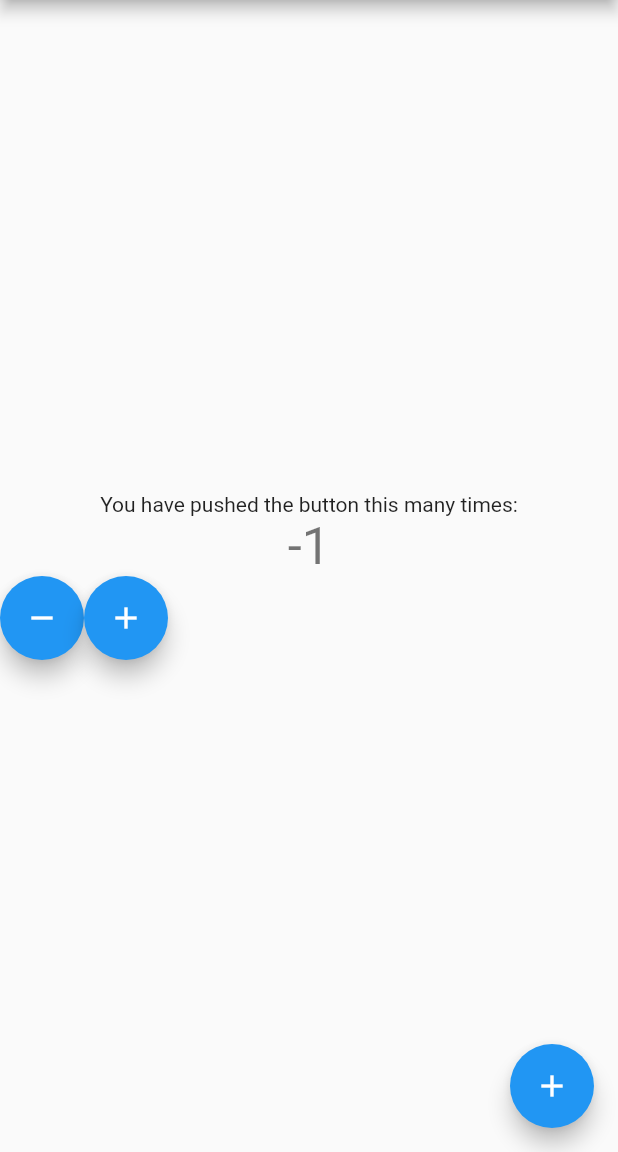
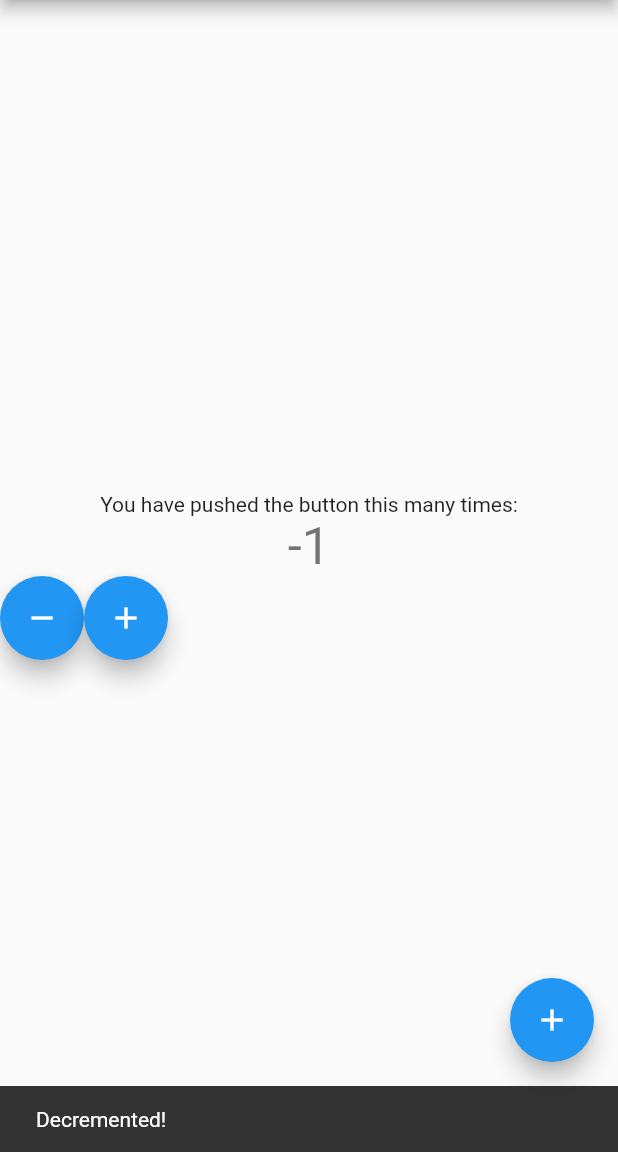
Before and after one commit to pardipbhatti8791/flutter-bloc, a Flutter app: the screen it shows after launch, after a tap on the "remove" icon, on a phone screen of 412 x 824 dp, the part 84-1236 px from its top. Run offline on Flutter 3.47's test engine with Material 2 defaults, Android fonts, the phone set to English and light mode, and no system bars; our stand-ins replace bloc, flutter_bloc.

```diff
--- a/lib/cubit/counter_cubit.dart
+++ b/lib/cubit/counter_cubit.dart
@@ -6,7 +6,7 @@ part 'counter_state.dart';
 class CounterCubit extends Cubit<CounterState> {
   CounterCubit() : super(CounterState(counterValue: 0));
 
-  void increment() => emit(CounterState(counterValue: state.counterValue + 1));
+  void increment() => emit(CounterState(counterValue: state.counterValue + 1, wasIncremented: true));
 
-  void decrement() => emit(CounterState(counterValue: state.counterValue - 1));
+  void decrement() => emit(CounterState(counterValue: state.counterValue - 1, wasIncremented: false));
 }
--- a/lib/cubit/counter_state.dart
+++ b/lib/cubit/counter_state.dart
@@ -2,6 +2,7 @@ part of 'counter_cubit.dart';
 
 class CounterState {
   int counterValue;
+  bool wasIncremented;
 
-  CounterState({@required this.counterValue});
+  CounterState({@required this.counterValue, this.wasIncremented});
 }
--- a/lib/main.dart
+++ b/lib/main.dart
@@ -56,7 +56,20 @@ class _MyHomePageState extends State<MyHomePage> {
             Text(
               'You have pushed the button this many times:',
             ),
-            BlocBuilder<CounterCubit, CounterState>(
+            BlocConsumer<CounterCubit, CounterState>(
+              listener: (context, state) {
+                if (state.wasIncremented == true) {
+                  Scaffold.of(context).showSnackBar(SnackBar(
+                    content: Text('Incremented!'),
+                    duration: Duration(seconds: 2),
+                  ));
+                } else if (state.wasIncremented == false) {
+                  Scaffold.of(context).showSnackBar(SnackBar(
+                    content: Text('Decremented!'),
+                    duration: Duration(seconds: 2),
+                  ));
+                }
+              },
               builder: (context, state) {
                 return Text(
                   state.counterValue.toString(),
@@ -74,12 +87,13 @@ class _MyHomePageState extends State<MyHomePage> {
                   child: Icon(Icons.remove),
                 ),
                 FloatingActionButton(
-                  onPressed: () {
-                    BlocProvider.of<CounterCubit>(context).increment();
-                  },
-                  tooltip: 'Increment',
-                  child: Icon(Icons.add),
-                )
+                    onPressed: () {
+                      BlocProvider.of<CounterCubit>(context).increment();
+                    },
+                    tooltip: 'Increment',
+                    child: Icon(
+                      Icons.add,
+                    )),
               ],
             ),
           ],
```
